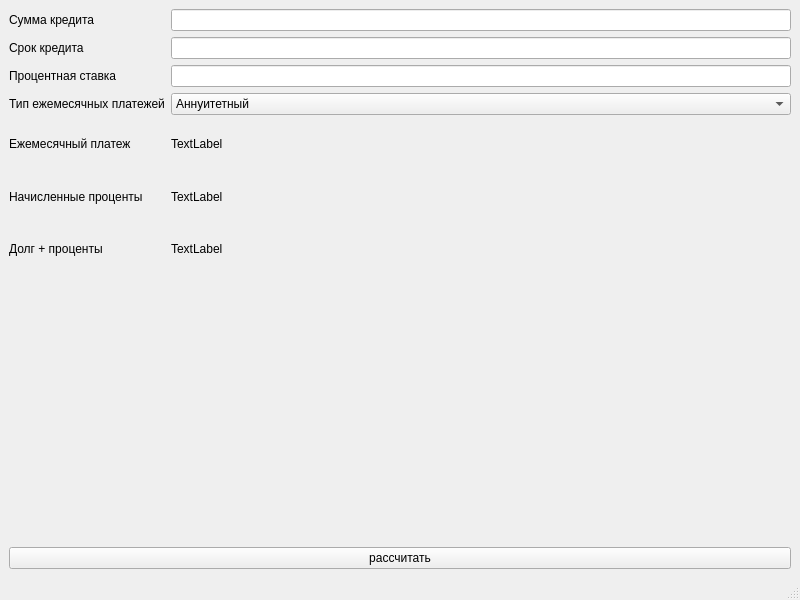
Before: the Qt Designer form src/calculator/loancalc.ui in ElectricEnchanter/Calculator_v1.0, drawn with Qt 5.
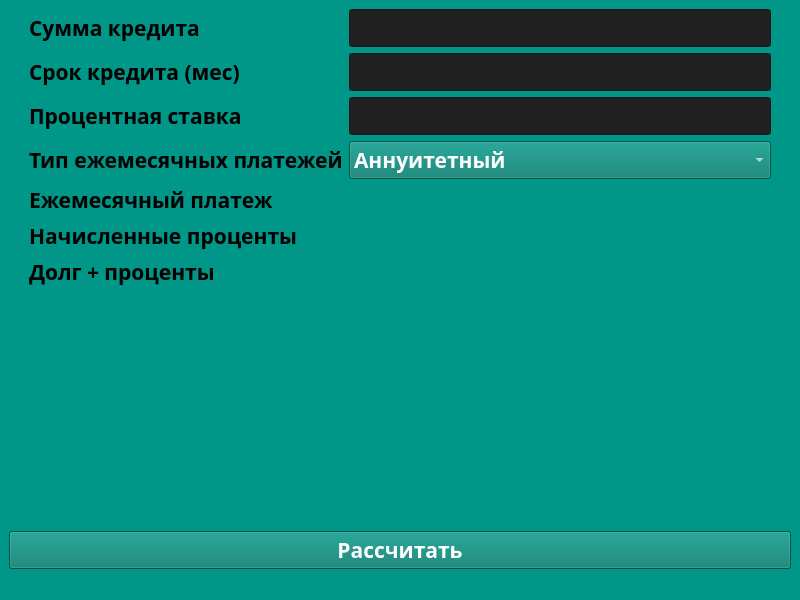
After: the same form once the commit is applied. Custom widgets are drawn as their Qt base class.

```diff
--- a/src/calculator/loancalc.ui
+++ b/src/calculator/loancalc.ui
@@ -10,77 +10,132 @@
     <height>600</height>
    </rect>
   </property>
+  <property name="font">
+   <font>
+    <family>PT Sans Caption</family>
+    <pointsize>14</pointsize>
+    <bold>true</bold>
+   </font>
+  </property>
   <property name="windowTitle">
    <string>MainWindow</string>
   </property>
+  <property name="styleSheet">
+   <string notr="true">background-color:#009688</string>
+  </property>
   <widget class="QWidget" name="centralwidget">
-   <layout class="QVBoxLayout" name="verticalLayout">
+   <layout class="QVBoxLayout" name="verticalLayout" stretch="0,1,0">
     <item>
-     <layout class="QGridLayout" name="gridLayout">
-      <item row="7" column="0">
-       <widget class="QLabel" name="label_6">
-        <property name="text">
-         <string>Долг + проценты</string>
+     <layout class="QGridLayout" name="gridLayout_2" rowstretch="0,0,0,0,0,0,0" rowminimumheight="1,1,1,1,1,1,1">
+      <property name="sizeConstraint">
+       <enum>QLayout::SetMinimumSize</enum>
+      </property>
+      <item row="0" column="0">
+       <spacer name="horizontalSpacer">
+        <property name="font">
+         <font>
+          <family>PT Sans Caption</family>
+          <pointsize>16</pointsize>
+          <bold>true</bold>
+         </font>
         </property>
-       </widget>
+        <property name="orientation">
+         <enum>Qt::Horizontal</enum>
+        </property>
+        <property name="sizeType">
+         <enum>QSizePolicy::Fixed</enum>
+        </property>
+        <property name="sizeHint" stdset="0">
+         <size>
+          <width>20</width>
+          <height>15</height>
+         </size>
+        </property>
+       </spacer>
       </item>
-      <item row="4" column="0">
-       <widget class="QLabel" name="inputPayTyp">
+      <item row="1" column="1">
+       <widget class="QLabel" name="label_2">
+        <property name="font">
+         <font>
+          <family>PT Sans Caption</family>
+          <pointsize>16</pointsize>
+          <bold>true</bold>
+         </font>
+        </property>
         <property name="text">
-         <string>Тип ежемесячных платежей</string>
+         <string>Срок кредита (мес)</string>
         </property>
        </widget>
       </item>
-      <item row="1" column="0">
+      <item row="0" column="1">
        <widget class="QLabel" name="label">
+        <property name="font">
+         <font>
+          <family>PT Sans Caption</family>
+          <pointsize>16</pointsize>
+          <bold>true</bold>
+         </font>
+        </property>
         <property name="text">
          <string>Сумма кредита</string>
         </property>
        </widget>
       </item>
-      <item row="6" column="0">
-       <widget class="QLabel" name="dasdsad">
-        <property name="text">
-         <string>Начисленные проценты</string>
-        </property>
-       </widget>
-      </item>
-      <item row="5" column="0">
-       <widget class="QLabel" name="label_4">
-        <property name="text">
-         <string>Ежемесячный платеж</string>
-        </property>
-       </widget>
-      </item>
-      <item row="2" column="0">
-       <widget class="QLabel" name="label_2">
-        <property name="text">
-         <string>Срок кредита</string>
-        </property>
-       </widget>
-      </item>
-      <item row="3" column="0">
+      <item row="2" column="1">
        <widget class="QLabel" name="label_3">
+        <property name="font">
+         <font>
+          <family>PT Sans Caption</family>
+          <pointsize>16</pointsize>
+          <bold>true</bold>
+         </font>
+        </property>
         <property name="text">
          <string>Процентная ставка</string>
         </property>
        </widget>
       </item>
-      <item row="1" column="1">
-       <widget class="QLineEdit" name="inputSum"/>
+      <item row="6" column="1">
+       <widget class="QLabel" name="label_6">
+        <property name="font">
+         <font>
+          <family>PT Sans Caption</family>
+          <pointsize>16</pointsize>
+          <bold>true</bold>
+         </font>
+        </property>
+        <property name="text">
+         <string>Долг + проценты</string>
+        </property>
+       </widget>
       </item>
-      <item row="2" column="1">
-       <widget class="QLineEdit" name="inputTerm">
+      <item row="4" column="2">
+       <widget class="QLabel" name="outputMonPay">
+        <property name="font">
+         <font>
+          <family>PT Sans Caption</family>
+          <pointsize>16</pointsize>
+          <bold>true</bold>
+         </font>
+        </property>
         <property name="text">
          <string/>
         </property>
        </widget>
       </item>
-      <item row="3" column="1">
-       <widget class="QLineEdit" name="intputRate"/>
-      </item>
-      <item row="4" column="1">
+      <item row="3" column="2">
        <widget class="QComboBox" name="inputPayType">
+        <property name="font">
+         <font>
+          <family>PT Sans Caption</family>
+          <pointsize>16</pointsize>
+          <bold>true</bold>
+         </font>
+        </property>
+        <property name="styleSheet">
+         <string notr="true">color: #FFFFFF;
+background-color: #00796B</string>
+        </property>
         <item>
          <property name="text">
           <string>Аннуитетный</string>
@@ -93,36 +148,199 @@
         </item>
        </widget>
       </item>
+      <item row="2" column="2">
+       <widget class="QLineEdit" name="intputRate">
+        <property name="font">
+         <font>
+          <family>PT Sans Caption</family>
+          <pointsize>16</pointsize>
+          <bold>true</bold>
+         </font>
+        </property>
+        <property name="autoFillBackground">
+         <bool>false</bool>
+        </property>
+        <property name="styleSheet">
+         <string notr="true">background-color: #212121</string>
+        </property>
+        <property name="inputMask">
+         <string comment="000.000.000.000"/>
+        </property>
+        <property name="maxLength">
+         <number>254</number>
+        </property>
+       </widget>
+      </item>
+      <item row="3" column="1">
+       <widget class="QLabel" name="inputPayTyp">
+        <property name="font">
+         <font>
+          <family>PT Sans Caption</family>
+          <pointsize>16</pointsize>
+          <bold>true</bold>
+         </font>
+        </property>
+        <property name="text">
+         <string>Тип ежемесячных платежей</string>
+        </property>
+       </widget>
+      </item>
+      <item row="4" column="1">
+       <widget class="QLabel" name="label_4">
+        <property name="font">
+         <font>
+          <family>PT Sans Caption</family>
+          <pointsize>16</pointsize>
+          <bold>true</bold>
+         </font>
+        </property>
+        <property name="text">
+         <string>Ежемесячный платеж</string>
+        </property>
+       </widget>
+      </item>
+      <item row="6" column="2">
+       <widget class="QLabel" name="outputSumDebtInter">
+        <property name="font">
+         <font>
+          <family>PT Sans Caption</family>
+          <pointsize>16</pointsize>
+          <bold>true</bold>
+         </font>
+        </property>
+        <property name="text">
+         <string/>
+        </property>
+       </widget>
+      </item>
+      <item row="0" column="2">
+       <widget class="QLineEdit" name="inputSum">
+        <property name="font">
+         <font>
+          <family>PT Sans Caption</family>
+          <pointsize>16</pointsize>
+          <bold>true</bold>
+         </font>
+        </property>
+        <property name="autoFillBackground">
+         <bool>false</bool>
+        </property>
+        <property name="styleSheet">
+         <string notr="true">background-color: #212121</string>
+        </property>
+        <property name="inputMask">
+         <string extracomment="000.000.000.000"/>
+        </property>
+        <property name="maxLength">
+         <number>254</number>
+        </property>
+       </widget>
+      </item>
+      <item row="1" column="2">
+       <widget class="QLineEdit" name="inputTerm">
+        <property name="font">
+         <font>
+          <family>PT Sans Caption</family>
+          <pointsize>16</pointsize>
+          <bold>true</bold>
+         </font>
+        </property>
+        <property name="autoFillBackground">
+         <bool>false</bool>
+        </property>
+        <property name="styleSheet">
+         <string notr="true">background-color: #212121</string>
+        </property>
+        <property name="inputMask">
+         <string extracomment="000.000.000.000"/>
+        </property>
+        <property name="text">
+         <string/>
+        </property>
+        <property name="maxLength">
+         <number>254</number>
+        </property>
+       </widget>
+      </item>
       <item row="5" column="1">
-       <widget class="QLabel" name="outputMonPay">
+       <widget class="QLabel" name="dasdsad">
+        <property name="font">
+         <font>
+          <family>PT Sans Caption</family>
+          <pointsize>16</pointsize>
+          <bold>true</bold>
+         </font>
+        </property>
         <property name="text">
-         <string>TextLabel</string>
+         <string>Начисленные проценты</string>
         </property>
        </widget>
       </item>
-      <item row="6" column="1">
+      <item row="5" column="2">
        <widget class="QLabel" name="outputAccrInter">
+        <property name="font">
+         <font>
+          <family>PT Sans Caption</family>
+          <pointsize>16</pointsize>
+          <bold>true</bold>
+         </font>
+        </property>
         <property name="text">
-         <string>TextLabel</string>
+         <string/>
         </property>
        </widget>
       </item>
-      <item row="7" column="1">
-       <widget class="QLabel" name="outputSumDebtInter">
-        <property name="text">
-         <string>TextLabel</string>
+      <item row="2" column="3">
+       <spacer name="horizontalSpacer_2">
+        <property name="font">
+         <font>
+          <family>PT Sans Caption</family>
+          <pointsize>16</pointsize>
+          <bold>true</bold>
+         </font>
         </property>
-       </widget>
+        <property name="orientation">
+         <enum>Qt::Horizontal</enum>
+        </property>
+        <property name="sizeType">
+         <enum>QSizePolicy::Minimum</enum>
+        </property>
+        <property name="sizeHint" stdset="0">
+         <size>
+          <width>20</width>
+          <height>15</height>
+         </size>
+        </property>
+       </spacer>
       </item>
      </layout>
     </item>
     <item>
-     <widget class="QCustomPlot" name="widget" native="true"/>
+     <widget class="QCustomPlot" name="widget" native="true">
+      <property name="font">
+       <font>
+        <family>PT Sans Caption</family>
+        <pointsize>14</pointsize>
+        <bold>true</bold>
+       </font>
+      </property>
+     </widget>
     </item>
     <item>
      <widget class="QPushButton" name="equal">
+      <property name="font">
+       <font>
+        <family>PT Sans Caption</family>
+        <pointsize>16</pointsize>
+        <bold>true</bold>
+       </font>
+      </property>
+      <property name="styleSheet">
+       <string notr="true">color: #FFFFFF;
+background-color: #00796B</string>
+      </property>
       <property name="text">
-       <string>рассчитать</string>
+       <string>Рассчитать</string>
       </property>
      </widget>
     </item>
```
